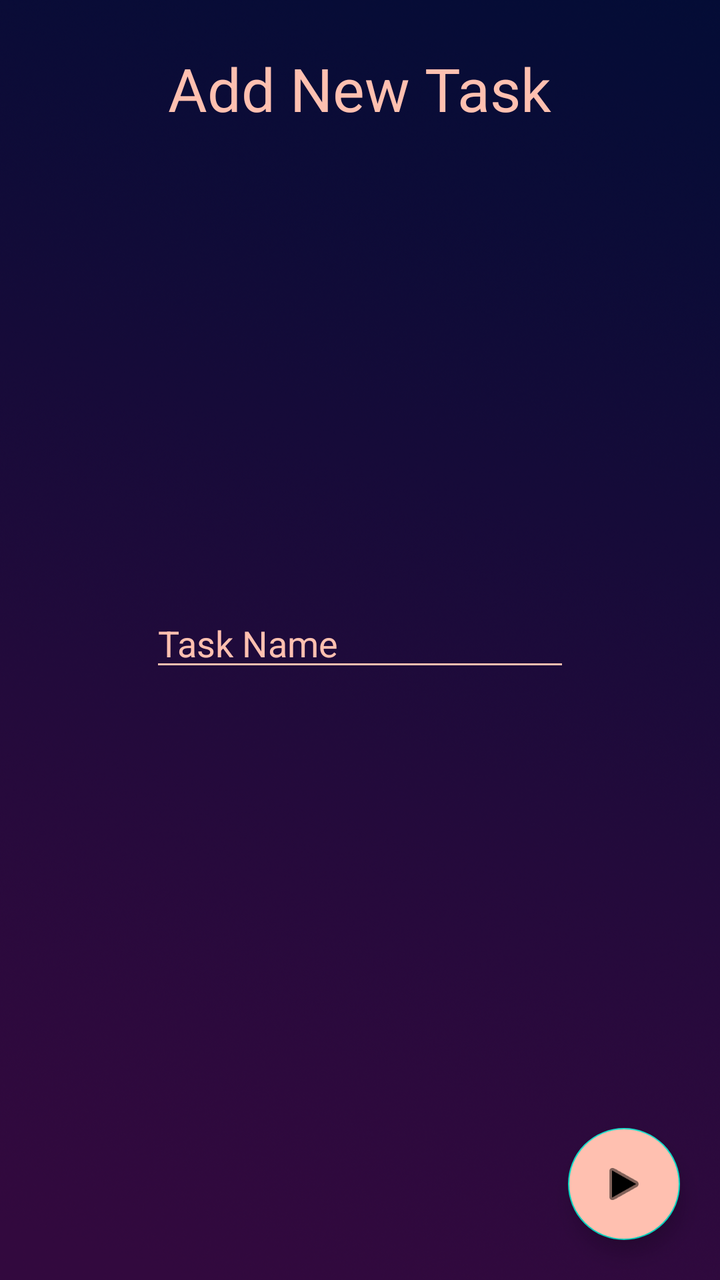
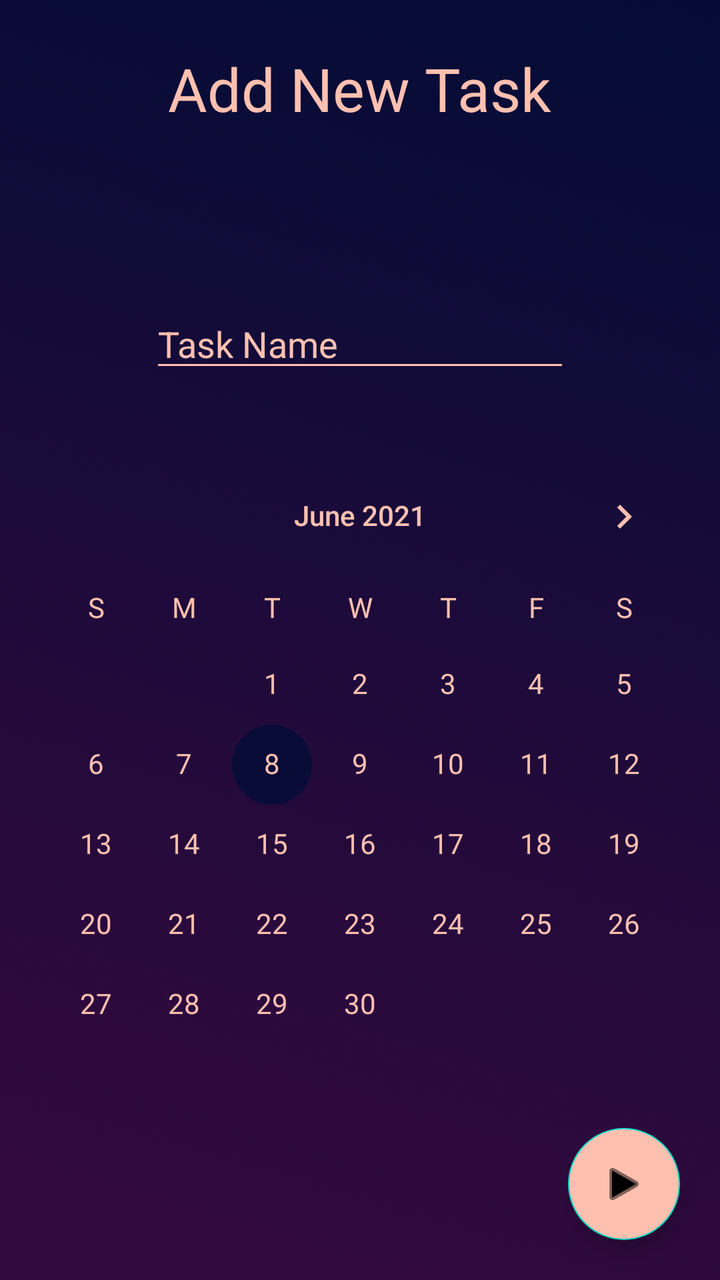

An Android layout rendered at two revisions. The XML below is the earlier revision; the diff shows what the commit changed to produce the second picture.
<!-- AndroidManifest.xml: activity theme Theme.Tasqr_NoToolBar -->
<!-- res/layout/activity_addtask.xml -->
<?xml version="1.0" encoding="utf-8"?>
<androidx.constraintlayout.widget.ConstraintLayout
    xmlns:android="http://schemas.android.com/apk/res/android"
    xmlns:app="http://schemas.android.com/apk/res-auto"
    xmlns:tools="http://schemas.android.com/tools"
    android:layout_width="match_parent"
    android:layout_height="match_parent"
    android:background="@drawable/backgroundlogin">

    <TextView
        android:id="@+id/textView4"
        android:layout_width="wrap_content"
        android:layout_height="wrap_content"
        android:layout_marginTop="24dp"
        android:text="Add New Task"
        android:textColor="@color/text_color"
        android:textSize="30sp"
        app:layout_constraintEnd_toEndOf="parent"
        app:layout_constraintStart_toStartOf="parent"
        app:layout_constraintTop_toTopOf="parent" />

    <EditText
        android:id="@+id/taskName"
        android:layout_width="wrap_content"
        android:layout_height="wrap_content"
        android:ems="10"
        android:hint="Task Name"
        android:inputType="textPersonName"
        app:layout_constraintBottom_toBottomOf="parent"
        app:layout_constraintEnd_toEndOf="parent"
        app:layout_constraintStart_toStartOf="parent"
        app:layout_constraintTop_toTopOf="parent"
        android:textColor="@color/text_color"
        android:backgroundTint="@color/text_color"
        android:textColorHint="@color/text_color"/>

    <com.google.android.material.floatingactionbutton.FloatingActionButton
        android:id="@+id/addPeopleButtontsk"
        android:layout_width="wrap_content"
        android:layout_height="wrap_content"
        android:layout_marginEnd="20dp"
        android:layout_marginBottom="20dp"
        android:backgroundTint="@color/text_color"
        android:src="@android:drawable/ic_media_play"
        app:layout_constraintBottom_toBottomOf="parent"
        app:layout_constraintEnd_toEndOf="parent"
        app:rippleColor="@color/tasqr_yellow"/>

</androidx.constraintlayout.widget.ConstraintLayout>
<!-- resources referenced by this layout -->
<resources>
  <color name="tasqr_yellow">#FFD900</color>
  <color name="text_color">#FFC0B0</color>
  <!-- drawable backgroundlogin: jpg bitmap (drawable, 9335 bytes) -->
  <style name="Theme.Tasqr_NoToolBar" parent="Theme.MaterialComponents.Light.NoActionBar">
          
          <item name="colorPrimary">@color/tasqr_yellow</item>
          <item name="colorPrimaryVariant">@color/purple_700</item>
          <item name="colorOnPrimary">@color/white</item>
          
          <item name="colorSecondary">@color/teal_200</item>
          <item name="colorSecondaryVariant">@color/teal_700</item>
          <item name="colorOnSecondary">@color/black</item>
          
          <item name="android:statusBarColor">@color/status_bar_color</item>
          
      </style>
  <color name="purple_700">#FF3700B3</color>
  <color name="white">#FFFFFFFF</color>
  <color name="teal_200">#FF03DAC5</color>
  <color name="teal_700">#FF018786</color>
  <color name="black">#FF000000</color>
  <color name="status_bar_color">#070C36</color>
</resources>

<!-- the commit's change to res/layout/activity_addtask.xml (unified diff, before → after) -->
@@ -23,16 +23,17 @@
         android:id="@+id/taskName"
         android:layout_width="wrap_content"
         android:layout_height="wrap_content"
+        android:backgroundTint="@color/text_color"
         android:ems="10"
         android:hint="Task Name"
         android:inputType="textPersonName"
+        android:textColor="@color/text_color"
+        android:textColorHint="@color/text_color"
         app:layout_constraintBottom_toBottomOf="parent"
         app:layout_constraintEnd_toEndOf="parent"
         app:layout_constraintStart_toStartOf="parent"
-        app:layout_constraintTop_toTopOf="parent"
-        android:textColor="@color/text_color"
-        android:backgroundTint="@color/text_color"
-        android:textColorHint="@color/text_color"/>
+        app:layout_constraintTop_toBottomOf="@+id/textView4"
+        app:layout_constraintVertical_bias="0.16000003" />
 
     <com.google.android.material.floatingactionbutton.FloatingActionButton
         android:id="@+id/addPeopleButtontsk"
@@ -46,4 +47,18 @@
         app:layout_constraintEnd_toEndOf="parent"
         app:rippleColor="@color/tasqr_yellow"/>
 
+    <CalendarView
+        android:id="@+id/calendar"
+        android:layout_width="wrap_content"
+        android:layout_height="wrap_content"
+        android:minDate="06/08/2021"
+        android:theme="@style/CalenderViewCustom"
+        android:dateTextAppearance="@style/CalenderViewDateCustomText"
+        android:weekDayTextAppearance="@style/CalenderViewWeekCustomText"
+        app:layout_constraintBottom_toBottomOf="parent"
+        app:layout_constraintEnd_toEndOf="parent"
+        app:layout_constraintStart_toStartOf="parent"
+        app:layout_constraintTop_toBottomOf="@+id/taskName"
+        app:layout_constraintVertical_bias="0.3" />
+
 </androidx.constraintlayout.widget.ConstraintLayout>
<!-- resource entries referenced after the edit -->
@@ -3,6 +3,18 @@
   <color name="tasqr_yellow">#FFD900</color>
   <color name="text_color">#FFC0B0</color>
   <!-- drawable backgroundlogin: jpg bitmap (drawable, 9335 bytes) -->
+  <style name="CalenderViewCustom" parent="Theme.AppCompat">
+          <item name="colorAccent">@color/tasqr_blue</item>
+          <item name="colorPrimary">@color/tasqr_yellow</item>
+          <item name="android:textColorPrimary">@color/text_color</item>
+      </style>
+  <style name="CalenderViewDateCustomText" parent="android:TextAppearance.DeviceDefault.Small">
+          <item name="android:textColor">@color/text_color</item>
+          <item name="android:weekNumberColor">@color/tasqr_blue</item>
+      </style>
+  <style name="CalenderViewWeekCustomText" parent="android:TextAppearance.DeviceDefault.Small">
+          <item name="android:textColor">@color/text_color</item>
+      </style>
   <style name="Theme.Tasqr_NoToolBar" parent="Theme.MaterialComponents.Light.NoActionBar">
           
           <item name="colorPrimary">@color/tasqr_yellow</item>
@@ -16,6 +28,7 @@
           <item name="android:statusBarColor">@color/status_bar_color</item>
           
       </style>
+  <color name="tasqr_blue">#090B37</color>
   <color name="purple_700">#FF3700B3</color>
   <color name="white">#FFFFFFFF</color>
   <color name="teal_200">#FF03DAC5</color>
